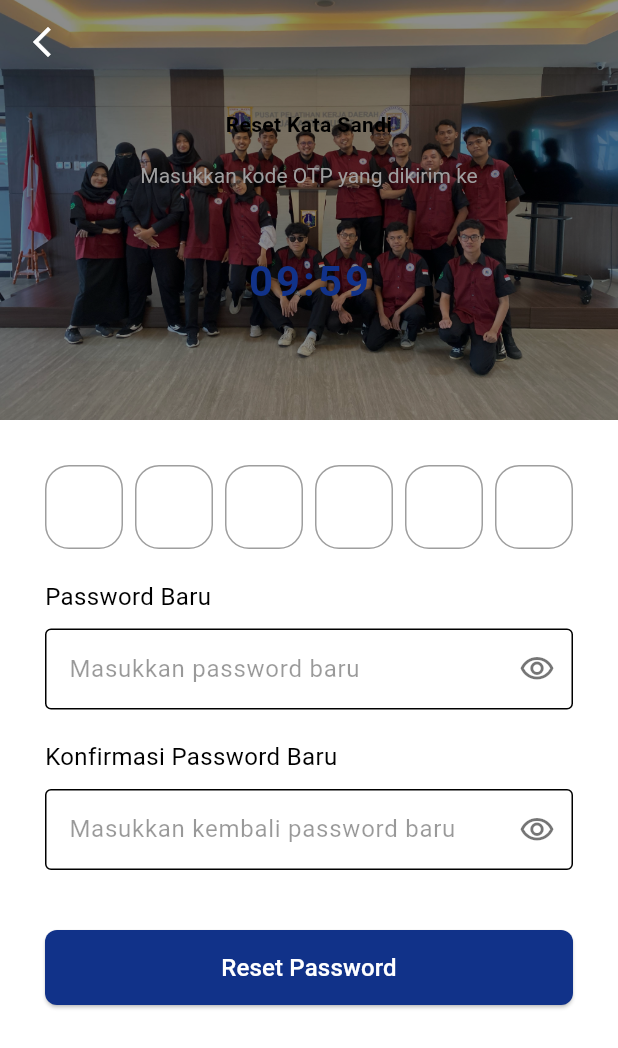
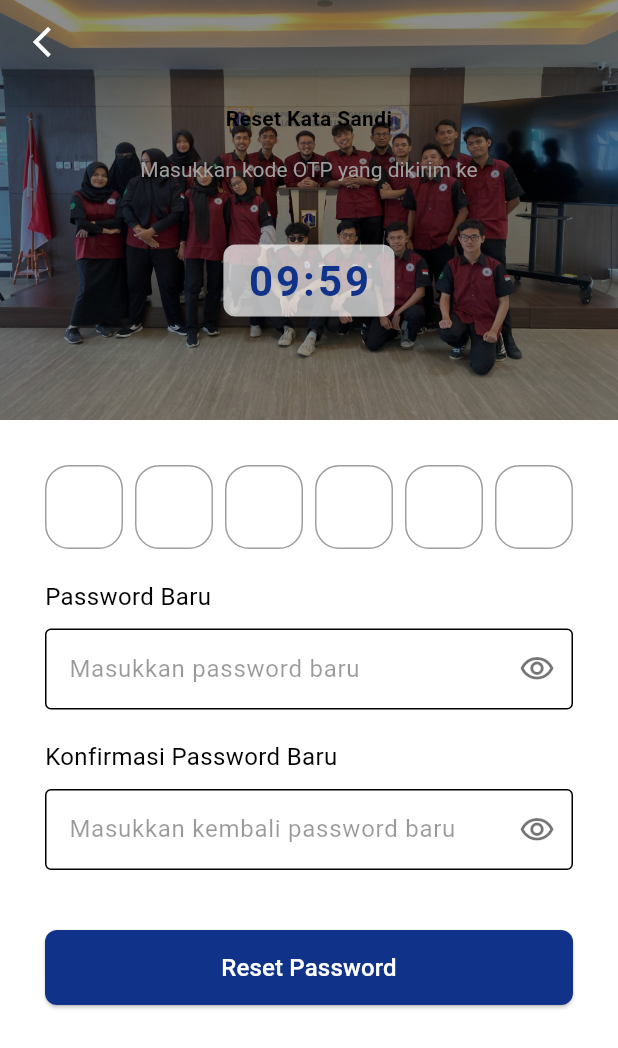
Before and after one commit to AlfaDevWork/absensiq, a Flutter app: the ResetPasswordPage screen opened directly with empty values, on a phone screen of 412 x 824 dp. Shown: the top 1048 px of the screen. Run offline on Flutter 3.47's test engine with Material 3 defaults, Android fonts, the phone set to English and light mode, and no system bars; drawn by our look-alikes of pinput; our stand-ins replace geocoding, geolocator, google_maps_flutter, image_picker, shared_preferences; accounts and stored records are empty.

Commit message:
style: Enhance timer display with improved container styling for better visibility

```diff
--- a/lib/pages/auths/reset_password.dart
+++ b/lib/pages/auths/reset_password.dart
@@ -148,8 +148,18 @@ class _ResetPasswordPageState extends State<ResetPasswordPage> {
               child: Column(
                 mainAxisAlignment: MainAxisAlignment.center,
                 children: [
-                  _buildHeader(context), const SizedBox(height: 20),
-                  Text(
+                  _buildHeader(context),
+                  const SizedBox(height: 20),
+                  Container(
+                    padding: const EdgeInsets.symmetric(
+                      horizontal: 16,
+                      vertical: 4,
+                    ),
+                    decoration: BoxDecoration(
+                      color: Colors.white70,
+                      borderRadius: BorderRadius.circular(8),
+                    ),
+                    child: Text(
                       _timerText,
                       style: const TextStyle(
                         fontSize: 28,
@@ -158,19 +168,7 @@ class _ResetPasswordPageState extends State<ResetPasswordPage> {
                         letterSpacing: 2,
                       ),
                     ),
-                  // Text(
-                  //   'Reset Password',
-                  //   style: TextStyle(
-                  //     fontSize: 32,
-                  //     fontWeight: FontWeight.bold,
-                  //     color: Colors.white,
-                  //   ),
-                  // ),
-                  // SizedBox(height: 15),
-                  // Text(
-                  //   'Masukan OTP dan buat kata sandi baru Anda',
-                  //   style: TextStyle(fontSize: 14, color: Color(0xB3ffffff)),
-                  // ),
+                  ),
                 ],
               ),
             ),
```
Lines whose indentation alone changed are shown as unchanged.
